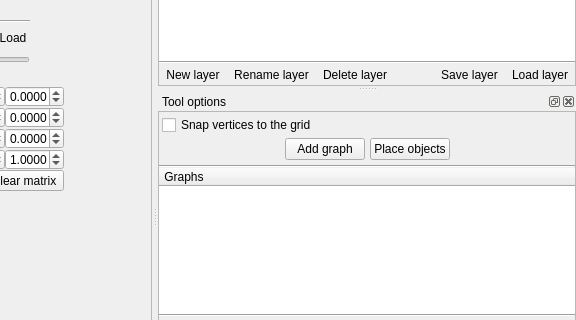
Old version of the form editors/scenes/sceneeditor.ui in the repository spytheman/piGameCreator; both pictures show x 194 to 770 and y 116 to 436 of the 770 by 615 pixel window.
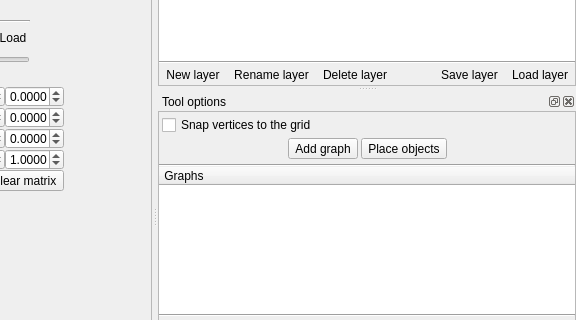
New version of the form. The open tabs and pages were chosen to show the change. Icons and pictures are not drawn. Custom widgets are drawn as their Qt base class.

What changed in the file:
```diff
--- a/editors/scenes/sceneeditor.ui
+++ b/editors/scenes/sceneeditor.ui
@@ -1962,7 +1962,7 @@
             <item>
              <layout class="QHBoxLayout" name="horizontalLayout_14">
               <property name="spacing">
-               <number>5</number>
+               <number>3</number>
               </property>
               <property name="topMargin">
                <number>3</number>
@@ -1984,13 +1984,7 @@
                </spacer>
               </item>
               <item>
-               <widget class="QPushButton" name="pushButton_13">
-                <property name="sizePolicy">
-                 <sizepolicy hsizetype="Fixed" vsizetype="Fixed">
-                  <horstretch>0</horstretch>
-                  <verstretch>0</verstretch>
-                 </sizepolicy>
-                </property>
+               <widget class="QToolButton" name="toolButton_13">
                 <property name="text">
                  <string>Add graph</string>
                 </property>
@@ -1998,16 +1992,13 @@
                  <iconset resource="../../sharedcode/resources.qrc">
                   <normaloff>:/resources/RES/ffficons/chart_organisation.png</normaloff>:/resources/RES/ffficons/chart_organisation.png</iconset>
                 </property>
+                <property name="toolButtonStyle">
+                 <enum>Qt::ToolButtonTextBesideIcon</enum>
+                </property>
                </widget>
               </item>
               <item>
-               <widget class="QPushButton" name="pushButton_11">
-                <property name="sizePolicy">
-                 <sizepolicy hsizetype="Fixed" vsizetype="Fixed">
-                  <horstretch>0</horstretch>
-                  <verstretch>0</verstretch>
-                 </sizepolicy>
-                </property>
+               <widget class="QToolButton" name="toolButton_24">
                 <property name="text">
                  <string>Place objects</string>
                 </property>
@@ -2015,6 +2006,9 @@
                  <iconset resource="../../sharedcode/resources.qrc">
                   <normaloff>:/resources/RES/ffficons/brick.png</normaloff>:/resources/RES/ffficons/brick.png</iconset>
                 </property>
+                <property name="toolButtonStyle">
+                 <enum>Qt::ToolButtonTextBesideIcon</enum>
+                </property>
                </widget>
               </item>
               <item>
```
Left out of the diff: 6 changed lines with no effect on the pictures.
